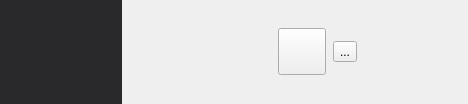
First picture: the form in videolist.ui, repository Xsanduo23/XJCO2811-User-Interfaces-CWK, before the edit.
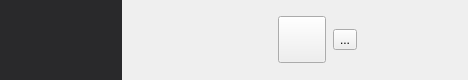
Second picture: the form after the edit. Icons and pictures are not drawn.

Patch:
```diff
--- a/videolist.ui
+++ b/videolist.ui
@@ -7,7 +7,7 @@
     <x>0</x>
     <y>0</y>
     <width>468</width>
-    <height>104</height>
+    <height>80</height>
    </rect>
   </property>
   <property name="windowTitle">
```
